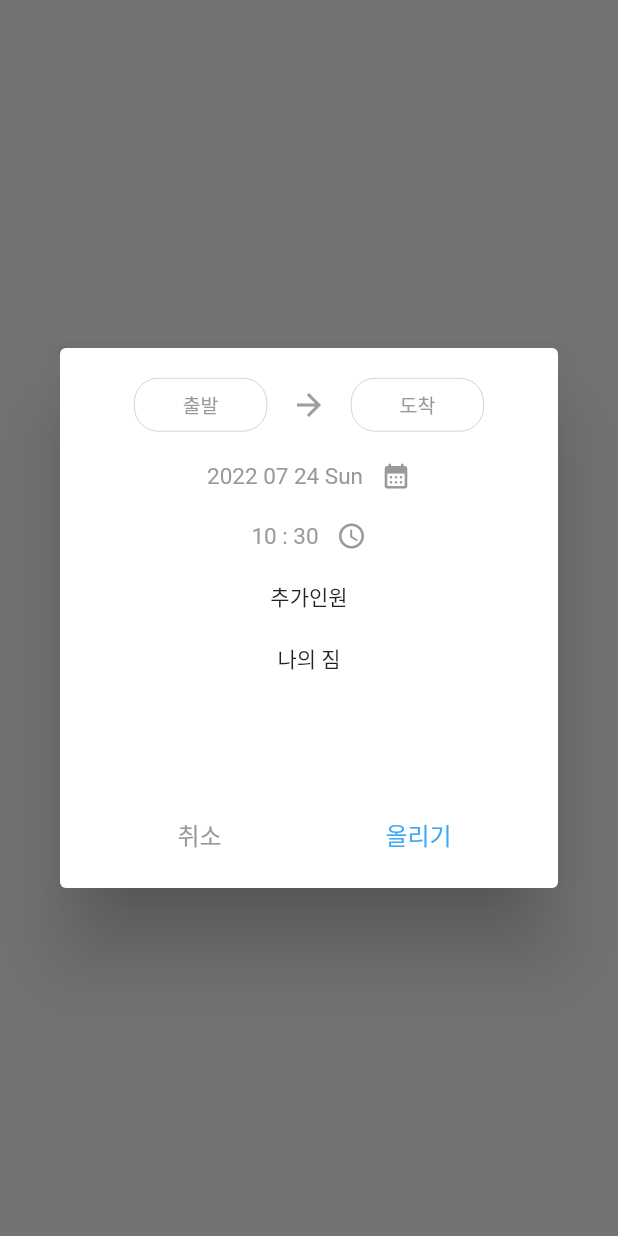
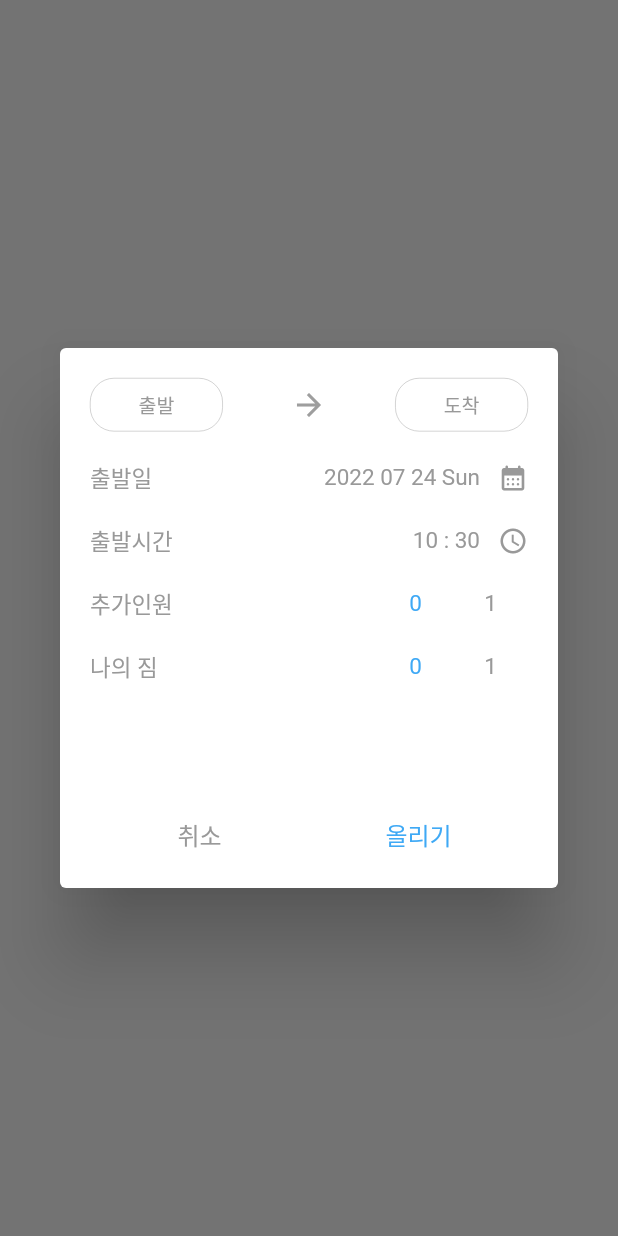
Before and after one commit to I-Taxi/itaxi-front, a Flutter app: what addPostDialog() shows on an empty page, opened directly, on a phone screen of 412 x 824 dp. Run offline on Flutter 3.47's test engine with Material 2 defaults, Android fonts, the phone set to English and light mode, and no system bars; drawn by our look-alikes of numberpicker; our stand-ins replace cloud_firestore, firebase_auth, firebase_core, get; accounts and stored records are empty; network calls fail; Roboto replaces fonts that are missing (Seoul).

Commit message:
feat: Add number picker in addPostDialog

```diff
--- a/lib/controller/addPostController.dart
+++ b/lib/controller/addPostController.dart
@@ -29,6 +29,7 @@ class AddPostController extends GetxController {
       body: body,
     );
 
+    print(response.body);
     if (response.statusCode == 200) {
       return response;
     } else {
--- a/lib/widget/addPostDialog.dart
+++ b/lib/widget/addPostDialog.dart
@@ -6,6 +6,7 @@ import 'package:itaxi/controller/dateController.dart';
 import 'package:itaxi/controller/placeController.dart';
 import 'package:itaxi/model/post.dart';
 import 'package:itaxi/widget/selectPlaceDialog.dart';
+import 'package:numberpicker/numberpicker.dart';
 
 void addPostDialog({required BuildContext context}) {
   AddPostController _addPostController = Get.put(AddPostController());
@@ -42,7 +43,9 @@ void addPostDialog({required BuildContext context}) {
                           width: 0.3,
                         ),
                       ),
-                      child: _placeController.dep == null
+                      child: GetBuilder<PlaceController>(
+                        builder: (_) {
+                          return _placeController.dep == null
                               ? Text(
                                   '출발',
                                   style: textTheme.subtitle1
@@ -50,15 +53,16 @@ void addPostDialog({required BuildContext context}) {
                                 )
                               : Text(
                                   '${_placeController.dep?.name}',
+                                  overflow: TextOverflow.ellipsis,
                                   style: textTheme.subtitle1
                                       ?.copyWith(color: colorScheme.tertiary),
+                                );
+                        },
                       ),
                     ),
                   ),
 
-                  const SizedBox(
-                    width: 16.0,
-                  ),
+                  const Spacer(),
 
                   // 화살표
                   const Icon(
@@ -66,9 +70,7 @@ void addPostDialog({required BuildContext context}) {
                     color: Colors.grey,
                   ),
 
-                  const SizedBox(
-                    width: 16.0,
-                  ),
+                  const Spacer(),
 
                   // 도착 설정 버튼
                   GestureDetector(
@@ -86,7 +88,9 @@ void addPostDialog({required BuildContext context}) {
                           width: 0.3,
                         ),
                       ),
-                        child: _placeController.dst == null
+                      child: GetBuilder<PlaceController>(
+                        builder: (context) {
+                          return _placeController.dst == null
                               ? Text(
                                   '도착',
                                   style: textTheme.subtitle1
@@ -94,9 +98,13 @@ void addPostDialog({required BuildContext context}) {
                                 )
                               : Text(
                                   '${_placeController.dst?.name}',
+                                  overflow: TextOverflow.ellipsis,
                                   style: textTheme.subtitle1
                                       ?.copyWith(color: colorScheme.tertiary),
-                              )),
+                                );
+                        },
+                      ),
+                    ),
                   ),
                 ],
               ),
@@ -104,8 +112,14 @@ void addPostDialog({required BuildContext context}) {
                 height: 20.0,
               ),
               Row(
-                mainAxisAlignment: MainAxisAlignment.center,
+                mainAxisAlignment: MainAxisAlignment.spaceBetween,
                 children: [
+                  Text(
+                    '출발일',
+                    style: textTheme.headline2
+                        ?.copyWith(color: colorScheme.tertiary),
+                  ),
+                  const Spacer(),
                   GetBuilder<DateController>(
                     builder: (_) {
                       return Text(
@@ -136,8 +150,14 @@ void addPostDialog({required BuildContext context}) {
                 height: 20.0,
               ),
               Row(
-                mainAxisAlignment: MainAxisAlignment.center,
+                mainAxisAlignment: MainAxisAlignment.spaceBetween,
                 children: [
+                  Text(
+                    '출발시간',
+                    style: textTheme.headline2
+                        ?.copyWith(color: colorScheme.tertiary),
+                  ),
+                  const Spacer(),
                   GetBuilder<DateController>(
                     builder: (_) {
                       return Text(
@@ -166,17 +186,85 @@ void addPostDialog({required BuildContext context}) {
               const SizedBox(
                 height: 20.0,
               ),
-              Text('추가인원'),
+              Row(
+                mainAxisAlignment: MainAxisAlignment.spaceBetween,
+                children: [
+                  Text(
+                    '추가인원',
+                    style: textTheme.headline2
+                        ?.copyWith(color: colorScheme.tertiary),
+                  ),
+                  StatefulBuilder(
+                    builder: (_, setState) {
+                      return NumberPicker(
+                        value: _addPostController.capacity,
+                        minValue: 0,
+                        maxValue: 6,
+                        step: 1,
+                        itemHeight: 20,
+                        itemWidth: 50,
+                        itemCount: 2,
+                        axis: Axis.horizontal,
+                        haptics: true,
+                        onChanged: (value) {
+                          setState(() {
+                            _addPostController.capacity = value;
+                          });
+                        },
+                        textStyle: textTheme.headline2
+                            ?.copyWith(color: colorScheme.tertiary),
+                        selectedTextStyle: textTheme.headline2
+                            ?.copyWith(color: colorScheme.secondary),
+                      );
+                    },
+                  ),
+                ],
+              ),
               const SizedBox(
                 height: 20.0,
               ),
-              Text('나의 짐'),
+              Row(
+                mainAxisAlignment: MainAxisAlignment.spaceBetween,
+                children: [
+                  Text(
+                    '나의 짐',
+                    style: textTheme.headline2
+                        ?.copyWith(color: colorScheme.tertiary),
+                  ),
+                  StatefulBuilder(
+                    builder: (_, setState) {
+                      return NumberPicker(
+                        value: _addPostController.luggage,
+                        minValue: 0,
+                        maxValue: 6,
+                        step: 1,
+                        itemHeight: 20,
+                        itemWidth: 50,
+                        itemCount: 2,
+                        axis: Axis.horizontal,
+                        haptics: true,
+                        onChanged: (value) {
+                          setState(() {
+                            _addPostController.luggage = value;
+                          });
+                        },
+                        textStyle: textTheme.headline2
+                            ?.copyWith(color: colorScheme.tertiary),
+                        selectedTextStyle: textTheme.headline2
+                            ?.copyWith(color: colorScheme.secondary),
+                      );
+                    },
+                  ),
+                ],
+              ),
               const Spacer(),
               Row(
                 mainAxisAlignment: MainAxisAlignment.spaceAround,
                 children: [
                   TextButton(
-                    onPressed: () {},
+                    onPressed: () {
+                      Get.back();
+                    },
                     child: Text(
                       '취소',
                       style: textTheme.headline1
@@ -188,11 +276,11 @@ void addPostDialog({required BuildContext context}) {
                       String uid = '1';
                       Post post = Post(
                           uid: uid,
-                          depId: 1,
-                          dstId: 2,
+                          depId: _placeController.dep?.id,
+                          dstId: _placeController.dst?.id,
                           deptTime: _dateController.formattingDateTime(
                               _dateController.mergeDateAndTime()),
-                          capacity: _addPostController.capacity,
+                          capacity: _addPostController.capacity + 1,
                           luggage: _addPostController.luggage);
                       _addPostController.fetchAddPost(post: post);
                       Get.back();
--- a/pubspec.yaml
+++ b/pubspec.yaml
@@ -45,6 +45,7 @@ dependencies:
   firebase_auth: ^3.4.1
   cloud_firestore: ^3.2.1
   animations: ^2.0.3
+  numberpicker: ^2.1.1
 
   shared_preferences: ^0.5.3+4
   logger: ^0.7.0+2
```
Also changed, not shown: pubspec.lock. Lines whose indentation alone changed are shown as unchanged.
